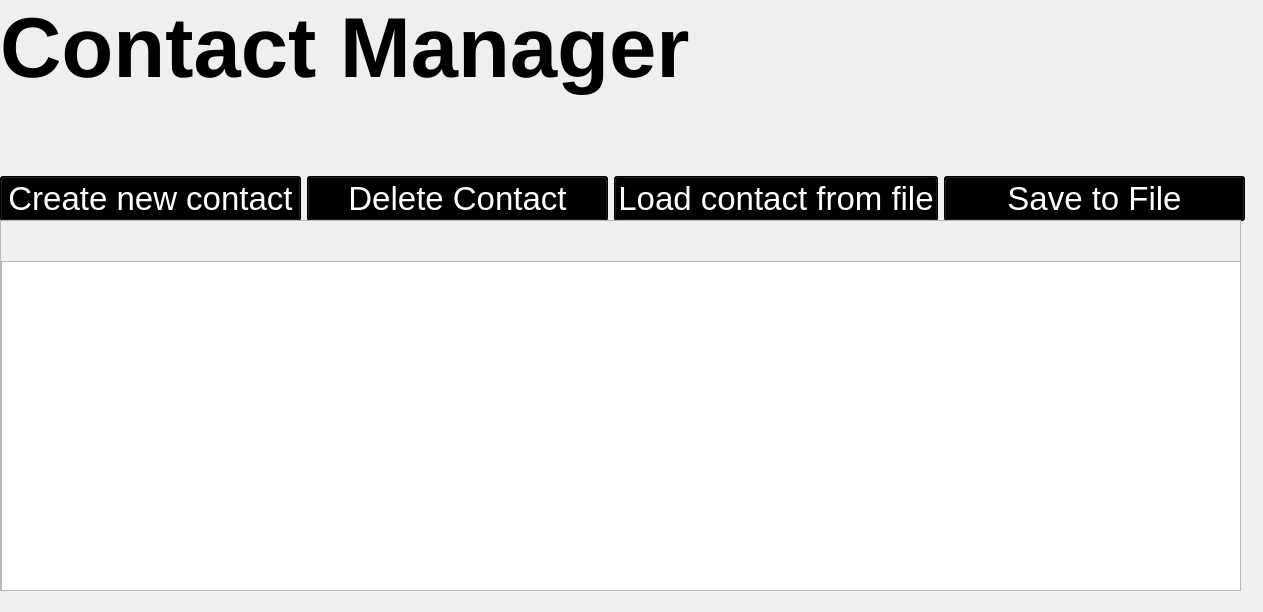
This is widget.ui in coder6497/QContactManager as Qt 5 draws it before an edit. The edited form follows.
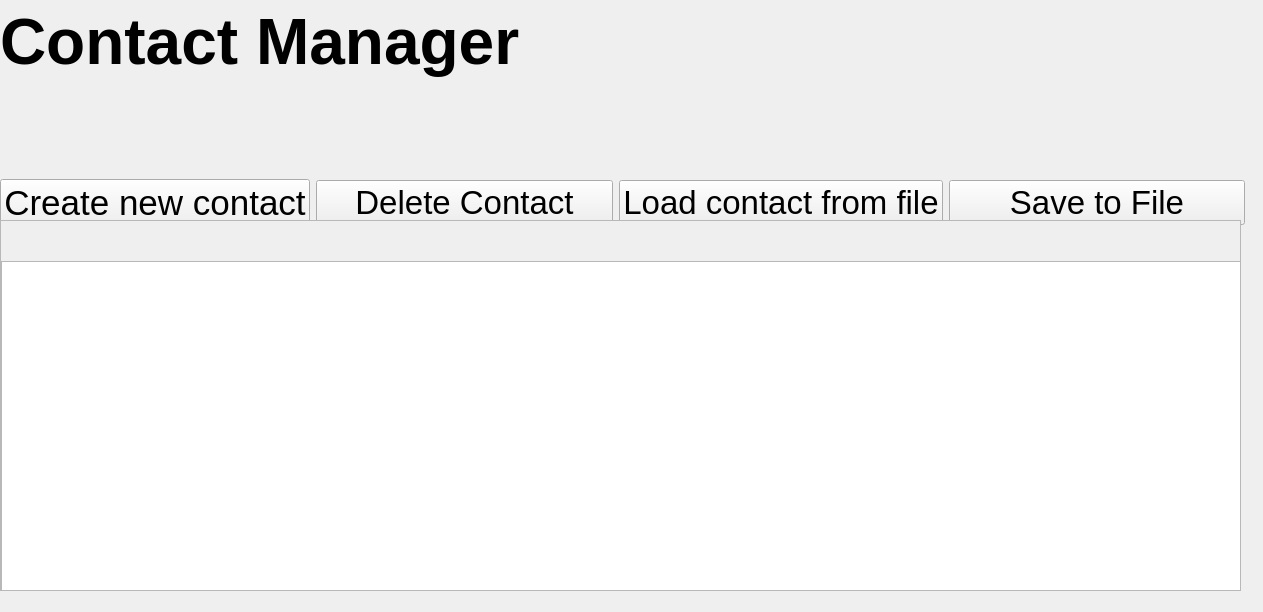
This is the edited form.

Commit message: refactor to OS-compatible UI

```diff
--- a/widget.ui
+++ b/widget.ui
@@ -19,7 +19,7 @@
      <x>0</x>
      <y>0</y>
      <width>1245</width>
-     <height>221</height>
+     <height>227</height>
     </rect>
    </property>
    <layout class="QGridLayout" name="gridLayout_3">
@@ -28,19 +28,7 @@
       <item>
        <widget class="QPushButton" name="pushButton_2">
         <property name="styleSheet">
-         <string notr="true">QPushButton
-{
-	font: 25pt;
-	color: rgb(255, 255, 255);
-	background-color: rgb(0, 0, 0);
-}
-
-QPushButton:pressed
-{
-	font: 25pt;
-	color: rgb(255, 255, 255);
-	background-color: rgb(128, 128, 128);
-}</string>
+         <string notr="true">font: 26pt;</string>
         </property>
         <property name="text">
          <string>Create new contact</string>
@@ -50,19 +38,9 @@
       <item>
        <widget class="QPushButton" name="pushButton_3">
         <property name="styleSheet">
-         <string notr="true">QPushButton
-{
+         <string notr="true">
 	font: 25pt;
-	color: rgb(255, 255, 255);
-	background-color: rgb(0, 0, 0);
-}
-
-QPushButton:pressed
-{
-	font: 25pt;
-	color: rgb(255, 255, 255);
-	background-color: rgb(128, 128, 128);
-}</string>
+</string>
         </property>
         <property name="text">
          <string>Delete Contact</string>
@@ -72,19 +50,9 @@
       <item>
        <widget class="QPushButton" name="pushButton">
         <property name="styleSheet">
-         <string notr="true">QPushButton
-{
+         <string notr="true">
 	font: 25pt;
-	color: rgb(255, 255, 255);
-	background-color: rgb(0, 0, 0);
-}
-
-QPushButton:pressed
-{
-	font: 25pt;
-	color: rgb(255, 255, 255);
-	background-color: rgb(128, 128, 128);
-}</string>
+</string>
         </property>
         <property name="text">
          <string>Load contact from file</string>
@@ -94,19 +62,9 @@
       <item>
        <widget class="QPushButton" name="pushButton_4">
         <property name="styleSheet">
-         <string notr="true">QPushButton
-{
+         <string notr="true">
 	font: 25pt;
-	color: rgb(255, 255, 255);
-	background-color: rgb(0, 0, 0);
-}
-
-QPushButton:pressed
-{
-	font: 25pt;
-	color: rgb(255, 255, 255);
-	background-color: rgb(128, 128, 128);
-}</string>
+</string>
         </property>
         <property name="text">
          <string>Save to File</string>
@@ -118,8 +76,8 @@
     <item row="0" column="0">
      <widget class="QLabel" name="label">
       <property name="styleSheet">
-       <string notr="true">color: rgb(0, 0, 0);
-font: 64pt;
+       <string notr="true">
+font: 48pt;
 font-weight: bold;</string>
       </property>
       <property name="text">
```
Left out of the diff: 14 changed lines with no effect on the pictures. The commit also changes 4 other files.
